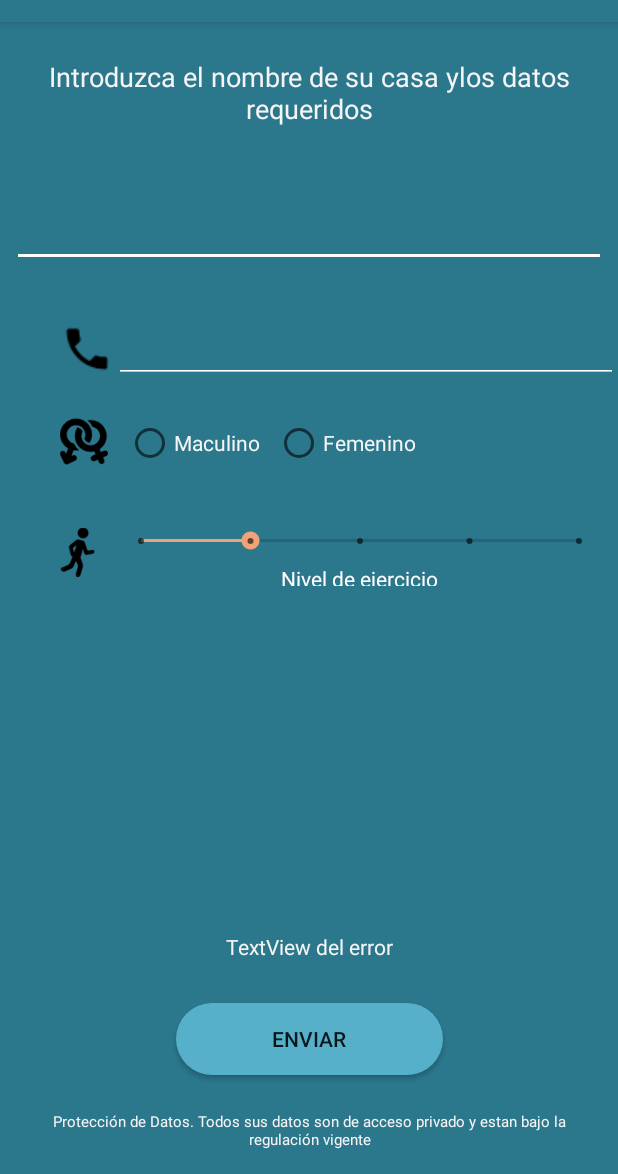
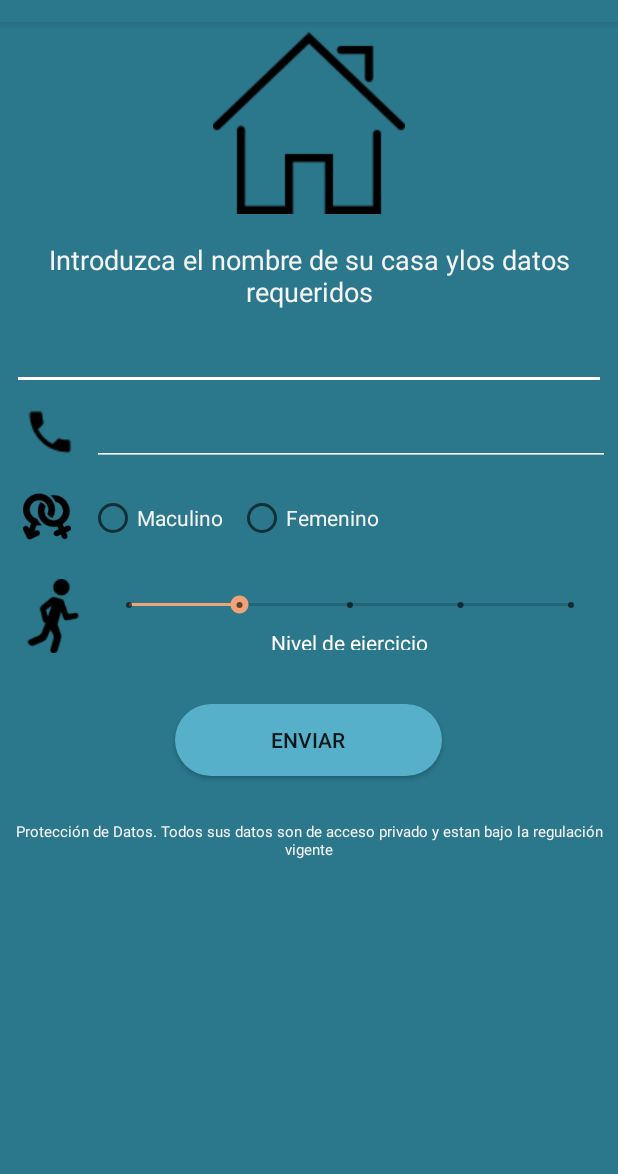
Before and after one commit to joacaar/ProyectoIoTGrupo1GTI2, an Android app: the IntroductionActivity screen opened directly, with no data from a screen before it, on a phone screen of 412 x 824 dp, the part 62-1236 px from its top. Run offline under Robolectric (Android 15) with nearby library versions, the light colour scheme and no system bars; our stand-ins replace Firebase (no records; nobody signed in at launch, a user with empty details on screens opened directly).

Commit message:
reajuste diseño introducción

```diff
--- a/APP/proyectoIoTG1/app/src/main/java/com/GTI/Grupo1/IoT/IntroductionActivity.java
+++ b/APP/proyectoIoTG1/app/src/main/java/com/GTI/Grupo1/IoT/IntroductionActivity.java
@@ -57,8 +57,6 @@ public class IntroductionActivity extends AppCompatActivity {
     protected void onCreate(Bundle savedInstanceState) {
         super.onCreate(savedInstanceState);
         setContentView(R.layout.introduction);
-        error = (TextView) findViewById(R.id.errorText);
-        error.setText("TextView del error");
 
         System.out.println("Dentro de oncreate, despues de mostrar el layout");
 
--- a/APP/proyectoIoTG1/app/src/main/res/layout/introduction.xml
+++ b/APP/proyectoIoTG1/app/src/main/res/layout/introduction.xml
@@ -12,38 +12,48 @@
         style="?android:attr/progressBarStyle"
         android:layout_width="wrap_content"
         android:layout_height="wrap_content"
-        android:layout_marginStart="8dp"
-        android:layout_marginTop="8dp"
-        android:layout_marginEnd="8dp"
-        android:layout_marginBottom="8dp"
-        android:visibility="gone"
-        app:layout_constraintBottom_toTopOf="@+id/enviar"
-        app:layout_constraintEnd_toEndOf="parent"
-        app:layout_constraintStart_toStartOf="parent"
-        app:layout_constraintTop_toBottomOf="@+id/LinearEjercicio" />
+        android:visibility="gone" />
+
+    <LinearLayout
+        android:layout_width="match_parent"
+        android:layout_height="match_parent"
+        android:orientation="vertical">
+
+        <LinearLayout
+            android:layout_width="match_parent"
+            android:layout_height="wrap_content"
+            android:orientation="horizontal">
+
+            <ImageView
+                android:id="@+id/imageView7"
+                android:layout_width="wrap_content"
+                android:layout_height="wrap_content"
+                android:layout_weight="1"
+                app:srcCompat="@drawable/ic_casa" />
+        </LinearLayout>
+
+        <LinearLayout
+            android:layout_width="match_parent"
+            android:layout_height="wrap_content"
+            android:layout_marginTop="10dp"
+            android:orientation="horizontal">
 
             <TextView
                 android:id="@+id/descripcion"
                 android:layout_width="wrap_content"
                 android:layout_height="wrap_content"
-        android:layout_marginStart="8dp"
-        android:layout_marginTop="16dp"
-        android:layout_marginEnd="8dp"
                 android:gravity="center_horizontal"
                 android:padding="8dp"
                 android:text="Introduzca el nombre de su casa ylos datos requeridos"
                 android:textColor="@color/browser_actions_bg_grey"
-        android:textSize="18sp"
-        app:layout_constraintEnd_toEndOf="parent"
-        app:layout_constraintStart_toStartOf="parent"
-        app:layout_constraintTop_toTopOf="parent" />
+                android:textSize="18sp" />
+        </LinearLayout>
 
         <LinearLayout
             android:id="@+id/LinearId"
             android:layout_width="match_parent"
             android:layout_height="wrap_content"
             android:layout_marginStart="8dp"
-        android:layout_marginTop="8dp"
             android:layout_marginEnd="8dp"
             android:orientation="horizontal"
             app:layout_constraintEnd_toEndOf="parent"
@@ -54,27 +64,58 @@
                 android:id="@+id/casaId"
                 android:layout_width="match_parent"
                 android:layout_height="wrap_content"
-            android:layout_marginTop="32dp"
                 android:backgroundTint="#fff"
-            android:ems="10"
                 android:inputType="textPersonName"
                 tools:layout_editor_absoluteX="87dp"
                 tools:layout_editor_absoluteY="153dp" />
         </LinearLayout>
 
         <LinearLayout
+            android:layout_width="match_parent"
+            android:layout_height="wrap_content"
+            android:orientation="vertical">
+
+            <LinearLayout
+                android:id="@+id/LinearPhone"
+                android:layout_width="match_parent"
+                android:layout_height="wrap_content"
+                android:layout_margin="5dp"
+                android:gravity="center"
+                android:orientation="horizontal"
+                app:layout_constraintTop_toBottomOf="@+id/LinearId">
+
+                <ImageView
+                    android:id="@+id/iconPhone"
+                    android:layout_width="wrap_content"
+                    android:layout_height="wrap_content"
+                    android:layout_marginLeft="10dp"
+                    app:srcCompat="@drawable/ic_telefono" />
+
+                <EditText
+                    android:id="@+id/numTelf"
+                    android:layout_width="wrap_content"
+                    android:layout_height="wrap_content"
+                    android:layout_marginLeft="10dp"
+                    android:layout_weight="1"
+                    android:backgroundTint="#fff"
+                    android:ems="10"
+                    android:inputType="phone" />
+
+            </LinearLayout>
+
+            <LinearLayout
                 android:id="@+id/LinearSexo"
                 android:layout_width="match_parent"
                 android:layout_height="wrap_content"
-        android:layout_marginTop="8dp"
                 android:gravity="center"
-        app:layout_constraintTop_toBottomOf="@+id/LinearFecha">
+                android:padding="5dp"
+                tools:layout_editor_absoluteY="257dp">
 
                 <ImageView
                     android:id="@+id/iconSex"
                     android:layout_width="34dp"
                     android:layout_height="46dp"
-            android:layout_marginLeft="40dp"
+                    android:layout_marginLeft="10dp"
                     android:contentDescription="ptodo"
                     android:paddingEnd="2dp"
                     android:paddingRight="2dp"
@@ -84,8 +125,7 @@
                     android:id="@+id/radioSex"
                     android:layout_width="match_parent"
                     android:layout_height="match_parent"
-            android:orientation="horizontal"
-            >
+                    android:orientation="horizontal">
 
                     <RadioButton
                         android:id="@+id/Masculino"
@@ -115,17 +155,16 @@
                 android:id="@+id/LinearEjercicio"
                 android:layout_width="match_parent"
                 android:layout_height="wrap_content"
-        android:layout_marginTop="8dp"
+                android:layout_margin="5dp"
                 android:gravity="center"
-        android:paddingLeft="35dp"
-        android:paddingTop="10dp"
                 app:layout_constraintTop_toBottomOf="@+id/LinearSexo">
 
                 <ImageView
                     android:id="@+id/imageView8"
                     android:layout_width="wrap_content"
                     android:layout_height="wrap_content"
-            android:layout_weight="1"
+                    android:layout_marginLeft="5dp"
+                    android:layout_weight="0.3"
                     app:srcCompat="@drawable/ejercicio" />
 
                 <LinearLayout
@@ -158,78 +197,15 @@
 
             </LinearLayout>
 
+        </LinearLayout>
+
         <LinearLayout
-        android:id="@+id/LinearFecha"
             android:layout_width="match_parent"
             android:layout_height="wrap_content"
-        android:layout_marginTop="8dp"
-        android:gravity="center"
+            android:layout_marginTop="5dp"
+            android:gravity="center_horizontal"
             android:orientation="horizontal"
-        app:layout_constraintTop_toBottomOf="@+id/LinearPhone">
-
-        <!--<ImageView-->
-            <!--android:id="@+id/imageView"-->
-            <!--android:layout_width="wrap_content"-->
-            <!--android:layout_height="wrap_content"-->
-            <!--android:layout_weight="0"-->
-            <!--android:contentDescription="TODO"-->
-            <!--android:onClick="showDatePickerDialog"-->
-            <!--android:paddingStart="40dp"-->
-            <!--android:paddingLeft="40dp"-->
-            <!--app:srcCompat="@drawable/ic_calendario" />-->
-
-        <!--<EditText-->
-            <!--android:id="@+id/editTextFecha"-->
-            <!--android:layout_width="wrap_content"-->
-            <!--android:layout_height="wrap_content"-->
-            <!--android:layout_marginLeft="20dp"-->
-            <!--android:layout_weight="1"-->
-            <!--android:autofillHints=""-->
-            <!--android:ems="10"-->
-            <!--android:focusableInTouchMode="false"-->
-            <!--android:inputType="date" />-->
-
-    </LinearLayout>
-
-    <TextView
-        android:id="@+id/errorText"
-        android:layout_width="wrap_content"
-        android:layout_height="wrap_content"
-        android:layout_marginStart="8dp"
-        android:layout_marginEnd="8dp"
-        android:layout_marginBottom="28dp"
-        android:textColor="@color/browser_actions_bg_grey"
-        app:layout_constraintBottom_toTopOf="@+id/enviar"
-        app:layout_constraintEnd_toEndOf="parent"
-        app:layout_constraintHorizontal_bias="0.501"
-        app:layout_constraintStart_toStartOf="parent" />
-
-    <LinearLayout
-        android:id="@+id/LinearPhone"
-        android:layout_width="match_parent"
-        android:layout_height="wrap_content"
-        android:layout_marginTop="32dp"
-        android:gravity="center"
-        android:orientation="horizontal"
-        app:layout_constraintTop_toBottomOf="@+id/LinearId">
-
-        <ImageView
-            android:id="@+id/iconPhone"
-            android:layout_width="wrap_content"
-            android:layout_height="wrap_content"
-            android:layout_marginLeft="40dp"
-            app:srcCompat="@drawable/ic_telefono" />
-
-        <EditText
-            android:id="@+id/numTelf"
-            android:layout_width="wrap_content"
-            android:layout_height="wrap_content"
-            android:layout_weight="1"
-            android:ems="10"
-            android:inputType="phone"
-            android:backgroundTint="#fff"/>
-
-    </LinearLayout>
+            android:paddingTop="15dp">
 
             <Button
                 android:id="@+id/enviar"
@@ -246,21 +222,27 @@
                 app:layout_constraintEnd_toEndOf="parent"
                 app:layout_constraintHorizontal_bias="0.502"
                 app:layout_constraintStart_toStartOf="parent" />
+        </LinearLayout>
+
+        <LinearLayout
+            android:layout_width="match_parent"
+            android:layout_height="wrap_content"
+            android:layout_marginTop="12dp"
+            android:orientation="horizontal">
 
             <TextView
                 android:id="@+id/protecDatos"
                 android:layout_width="wrap_content"
                 android:layout_height="wrap_content"
-        android:layout_marginStart="8dp"
-        android:layout_marginEnd="8dp"
                 android:gravity="center_horizontal"
                 android:onClick="leerDatos"
-        android:padding="16dp"
+                android:padding="10dp"
                 android:text="Protección de Datos. Todos sus datos son de acceso privado y estan bajo la regulación vigente"
                 android:textColor="@color/browser_actions_bg_grey"
                 android:textSize="10sp"
-        app:layout_constraintBottom_toBottomOf="parent"
-        app:layout_constraintEnd_toEndOf="parent"
-        app:layout_constraintStart_toStartOf="parent" />
+                tools:layout_editor_absoluteY="175dp" />
+        </LinearLayout>
+
+    </LinearLayout>
 
 </android.support.constraint.ConstraintLayout>
```
Lines whose indentation alone changed are shown as unchanged.
